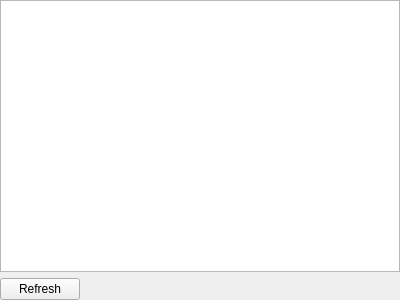
This is src/app-calliper/app-calliper/widgets/debugging/profilingdebugwidget.ui in noodlecollie/calliper as Qt 5 draws it before an edit. The edited form follows.
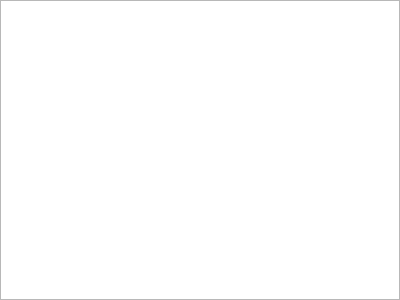
This is the edited form.

```diff
--- a/src/app-calliper/app-calliper/widgets/debugging/profilingdebugwidget.ui
+++ b/src/app-calliper/app-calliper/widgets/debugging/profilingdebugwidget.ui
@@ -29,33 +29,6 @@
    <item>
     <widget class="QTreeView" name="treeView"/>
    </item>
-   <item>
-    <layout class="QHBoxLayout" name="horizontalLayout">
-     <property name="topMargin">
-      <number>0</number>
-     </property>
-     <item>
-      <widget class="QPushButton" name="btnRefresh">
-       <property name="text">
-        <string>Refresh</string>
-       </property>
-      </widget>
-     </item>
-     <item>
-      <spacer name="horizontalSpacer">
-       <property name="orientation">
-        <enum>Qt::Horizontal</enum>
-       </property>
-       <property name="sizeHint" stdset="0">
-        <size>
-         <width>40</width>
-         <height>20</height>
-        </size>
-       </property>
-      </spacer>
-     </item>
-    </layout>
-   </item>
   </layout>
  </widget>
  <resources/>
```
Left out of the diff: 22 changed lines with no effect on the pictures.
